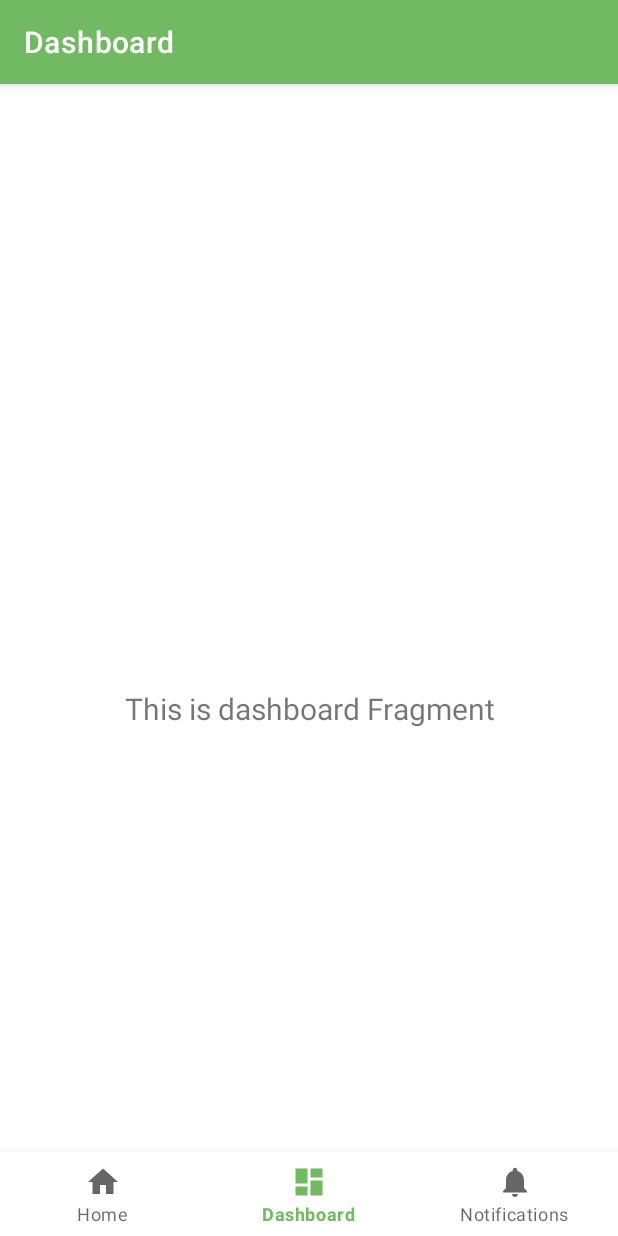
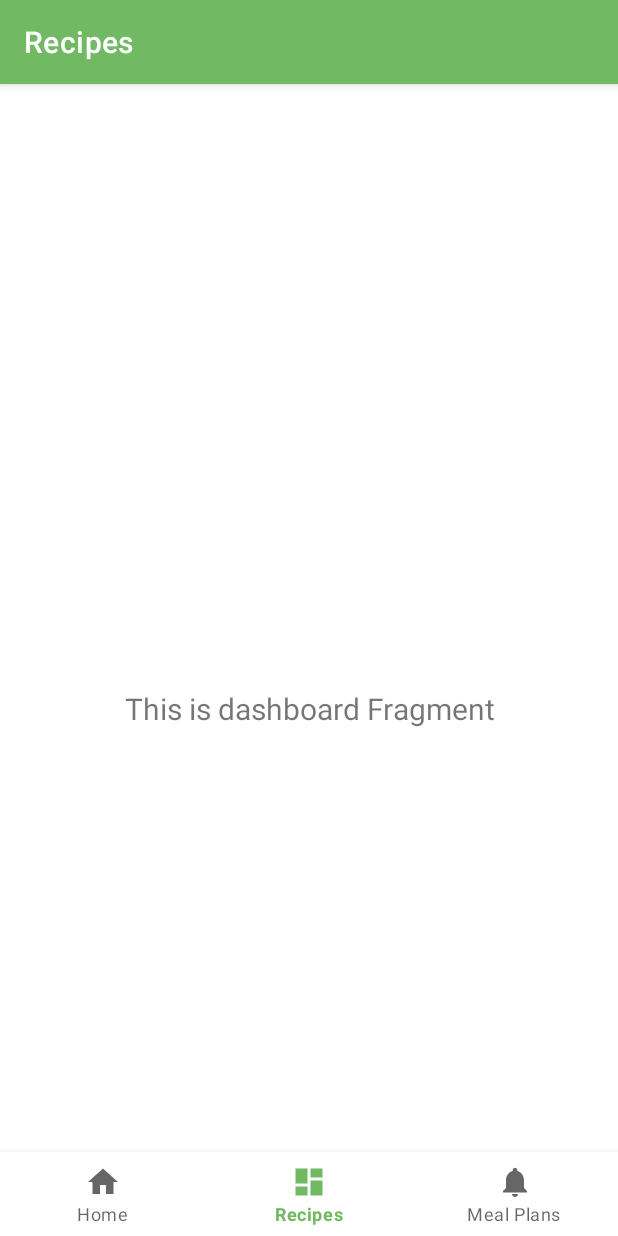
Before and after one commit to jmuci/ChefAI, an Android app: the screen it shows after launch (MainActivity), item 2 of the bottom bar chosen, on a phone screen of 412 x 824 dp. Run offline under Robolectric (Android 15) with nearby library versions, the phone set to English and light mode, and no system bars; our stand-ins replace navigation-ui.

Commit message:
Updated Navigation Items

```diff
--- a/app/src/main/res/menu/bottom_nav_menu.xml
+++ b/app/src/main/res/menu/bottom_nav_menu.xml
@@ -9,11 +9,11 @@
     <item
         android:id="@+id/navigation_dashboard"
         android:icon="@drawable/ic_dashboard_black_24dp"
-        android:title="@string/title_dashboard" />
+        android:title="@string/title_recipes" />
 
     <item
         android:id="@+id/navigation_notifications"
         android:icon="@drawable/ic_notifications_black_24dp"
-        android:title="@string/title_notifications" />
+        android:title="@string/title_meal_plans" />
 
 </menu>
--- a/app/src/main/res/navigation/mobile_navigation.xml
+++ b/app/src/main/res/navigation/mobile_navigation.xml
@@ -14,12 +14,12 @@
     <fragment
         android:id="@+id/navigation_dashboard"
         android:name="com.tenmilelabs.chefai.ui.dashboard.DashboardFragment"
-        android:label="@string/title_dashboard"
+        android:label="@string/title_recipes"
         tools:layout="@layout/fragment_dashboard" />
 
     <fragment
         android:id="@+id/navigation_notifications"
         android:name="com.tenmilelabs.chefai.ui.notifications.NotificationsFragment"
-        android:label="@string/title_notifications"
+        android:label="@string/title_meal_plans"
         tools:layout="@layout/fragment_notifications" />
 </navigation>
--- a/app/src/main/res/values/strings.xml
+++ b/app/src/main/res/values/strings.xml
@@ -1,6 +1,6 @@
 <resources>
     <string name="app_name">ChefAI</string>
     <string name="title_home">Home</string>
-    <string name="title_dashboard">Dashboard</string>
-    <string name="title_notifications">Notifications</string>
+    <string name="title_recipes">Recipes</string>
+    <string name="title_meal_plans">Meal Plans</string>
 </resources>
```
